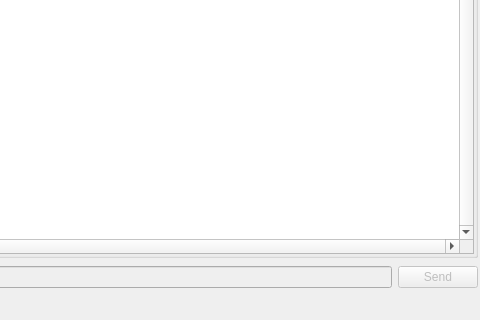
First picture: the form in qdterminal.ui, repository denisgottardello/QtComPort, before the edit; both pictures show x 726 to 1206 and y 320 to 640 of the 1206 by 640 pixel window.
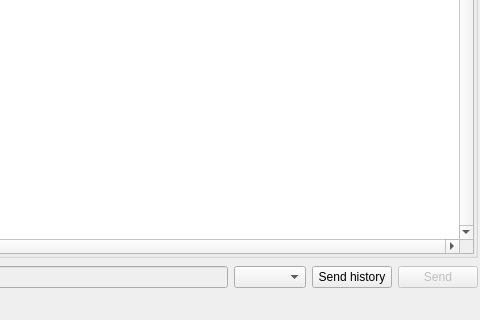
Second picture: the form after the edit. Icons and pictures are not drawn.

The edit to the form file:
```diff
--- a/qdterminal.ui
+++ b/qdterminal.ui
@@ -605,6 +605,32 @@
         </property>
        </widget>
       </item>
+      <item>
+       <widget class="QComboBox" name="QCBHistory">
+        <property name="minimumSize">
+         <size>
+          <width>0</width>
+          <height>0</height>
+         </size>
+        </property>
+        <property name="sizeAdjustPolicy">
+         <enum>QComboBox::AdjustToContents</enum>
+        </property>
+       </widget>
+      </item>
+      <item>
+       <widget class="QPushButton" name="QPBSendHistory">
+        <property name="minimumSize">
+         <size>
+          <width>0</width>
+          <height>0</height>
+         </size>
+        </property>
+        <property name="text">
+         <string>Send history</string>
+        </property>
+       </widget>
+      </item>
       <item>
        <widget class="QPushButton" name="QPBSend">
         <property name="enabled">
```
Left out of the diff: 12 changed lines with no effect on the pictures.
